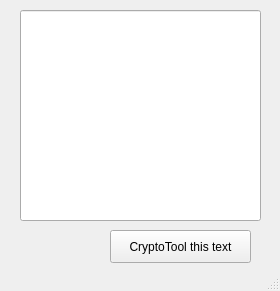
This is cryptotool.ui in haboh/CyberSecurityTool as Qt 5 draws it before an edit. The edited form follows.
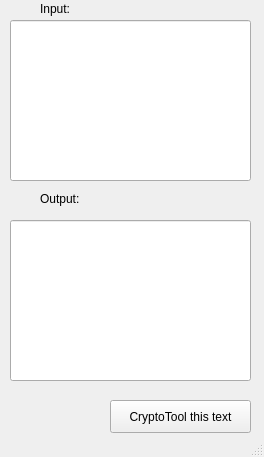
This is the edited form.

Commit message: QTDesigner Main window UI of CryptoTool

The edit to the form file:
```diff
--- a/cryptotool.ui
+++ b/cryptotool.ui
@@ -6,8 +6,8 @@
    <rect>
     <x>0</x>
     <y>0</y>
-    <width>280</width>
-    <height>291</height>
+    <width>264</width>
+    <height>457</height>
    </rect>
   </property>
   <property name="windowTitle">
@@ -17,10 +17,10 @@
    <widget class="QLineEdit" name="TextLabel">
     <property name="geometry">
      <rect>
-      <x>20</x>
-      <y>10</y>
+      <x>10</x>
+      <y>20</y>
       <width>241</width>
-      <height>211</height>
+      <height>161</height>
      </rect>
     </property>
    </widget>
@@ -28,7 +28,7 @@
     <property name="geometry">
      <rect>
       <x>110</x>
-      <y>230</y>
+      <y>400</y>
       <width>141</width>
       <height>33</height>
      </rect>
@@ -37,6 +37,42 @@
      <string>CryptoTool this text</string>
     </property>
    </widget>
+   <widget class="QLineEdit" name="Output">
+    <property name="geometry">
+     <rect>
+      <x>10</x>
+      <y>220</y>
+      <width>241</width>
+      <height>161</height>
+     </rect>
+    </property>
+   </widget>
+   <widget class="QLabel" name="label">
+    <property name="geometry">
+     <rect>
+      <x>40</x>
+      <y>0</y>
+      <width>181</width>
+      <height>17</height>
+     </rect>
+    </property>
+    <property name="text">
+     <string>Input:</string>
+    </property>
+   </widget>
+   <widget class="QLabel" name="label_2">
+    <property name="geometry">
+     <rect>
+      <x>40</x>
+      <y>190</y>
+      <width>181</width>
+      <height>17</height>
+     </rect>
+    </property>
+    <property name="text">
+     <string>Output:</string>
+    </property>
+   </widget>
   </widget>
   <widget class="QStatusBar" name="statusbar"/>
  </widget>
```
Left out of the diff: 2 changed lines with no effect on the pictures.
